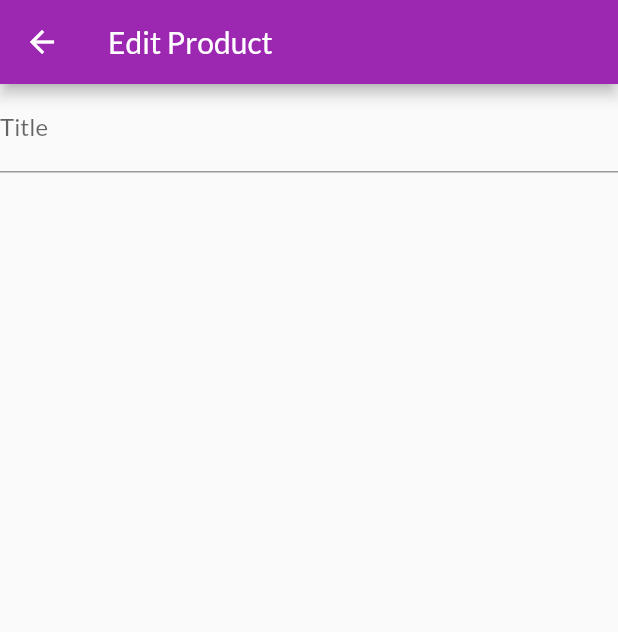
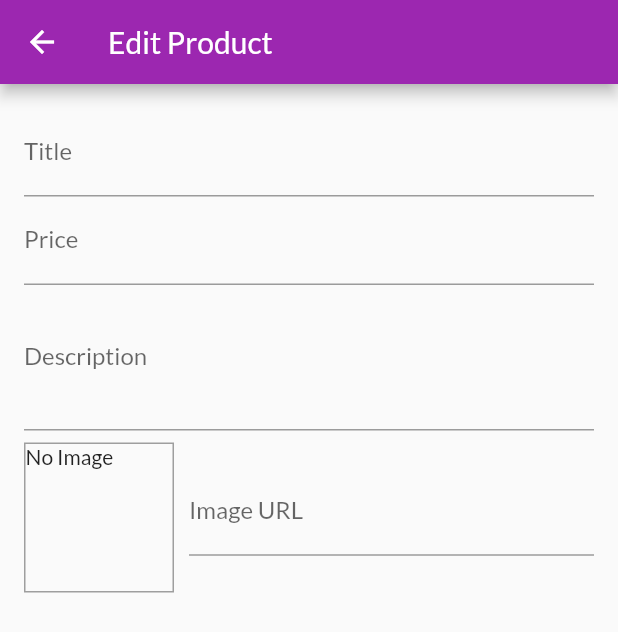
Before and after one commit to ducchungtx/my-shop, a Flutter app: the EditProductScreen screen opened directly, on a phone screen of 412 x 824 dp. Shown: the top 632 px of the screen. Run offline on Flutter 3.47's test engine with Material 2 defaults, Android fonts, the phone set to English and light mode, and no system bars; network calls fail.

Commit message:
Update code

```diff
--- a/lib/main.dart
+++ b/lib/main.dart
@@ -6,6 +6,7 @@ import './screens/products_overview_screen.dart';
 import './screens/cart_screen.dart';
 import './screens/orders_screen.dart';
 import './screens/user_products_screen.dart';
+import './screens/edit_product_screen.dart';
 
 import './providers/products.dart';
 import './providers/cart.dart';
@@ -45,6 +46,7 @@ class MyApp extends StatelessWidget {
           CartScreen.routeName: (ctx) => CartScreen(),
           OrdersScreen.routeName: (ctx) => OrdersScreen(),
           UserProductsScreen.routeName: (ctx) => UserProductsScreen(),
+          EditProductScreen.routeName: (ctx) => EditProductScreen(),
         },
       ),
     );
--- a/lib/screens/edit_product_screen.dart
+++ b/lib/screens/edit_product_screen.dart
@@ -1,29 +1,94 @@
 import 'package:flutter/material.dart';
 
 class EditProductScreen extends StatefulWidget {
-  const EditProductScreen({Key? key}) : super(key: key);
+  static const routeName = '/edit-product';
 
   @override
   _EditProductScreenState createState() => _EditProductScreenState();
 }
 
 class _EditProductScreenState extends State<EditProductScreen> {
+  final _priceFocusNode = FocusNode();
+  final _descriptionFocusNode = FocusNode();
+  final _imageUrlController = TextEditingController();
+
+  @override
+  void dispose() {
+    _priceFocusNode.dispose();
+    _descriptionFocusNode.dispose();
+    super.dispose();
+  }
+
   @override
   Widget build(BuildContext context) {
     return Scaffold(
       appBar: AppBar(
         title: const Text('Edit Product'),
       ),
-      body: Form(
+      body: Padding(
+        padding: const EdgeInsets.all(16.0),
+        child: Form(
             child: ListView(
           children: <Widget>[
             TextFormField(
               decoration: const InputDecoration(labelText: 'Title'),
               textInputAction: TextInputAction.next,
               maxLines: 1,
+              onFieldSubmitted: (_) {
+                FocusScope.of(context).requestFocus(_priceFocusNode);
+              },
             ),
+            TextFormField(
+              decoration: const InputDecoration(labelText: 'Price'),
+              textInputAction: TextInputAction.next,
+              keyboardType: TextInputType.number,
+              focusNode: _priceFocusNode,
+              onFieldSubmitted: (_) {
+                FocusScope.of(context).requestFocus(_descriptionFocusNode);
+              },
+            ),
+            TextFormField(
+              decoration: const InputDecoration(labelText: 'Description'),
+              maxLines: 3,
+              keyboardType: TextInputType.multiline,
+              focusNode: _descriptionFocusNode,
+            ),
+            Row(
+              children: <Widget>[
+                Container(
+                  width: 100,
+                  height: 100,
+                  margin: const EdgeInsets.only(top: 8, right: 10),
+                  decoration: BoxDecoration(
+                    border: Border.all(width: 1, color: Colors.grey),
+                  ),
+                  child: const Text('No Image'),
+                ),
+                Expanded(
+                    child: TextFormField(
+                  decoration: InputDecoration(labelText: 'Image URL'),
+                  keyboardType: TextInputType.url,
+                  textInputAction: TextInputAction.done,
+                  controller: _imageUrlController,
+                  onEditingComplete: () {
+                    setState(() {});
+                  },
+                )),
+              ],
+            )
+            // Expanded(
+            //     child: TextFormField(
+            //   decoration: const InputDecoration(labelText: 'Image URL'),
+            //   keyboardType: TextInputType.url,
+            //   textInputAction: TextInputAction.done,
+            //   // controller: _imageUrlController,
+            //   onEditingComplete: () {
+            //     setState(() {});
+            //   },
+            // )),
           ],
         )),
+      ),
     );
   }
 }
```
Also changed, not shown: lib/screens/user_products_screen.dart (+6 -1 lines). Lines whose indentation alone changed are shown as unchanged.
